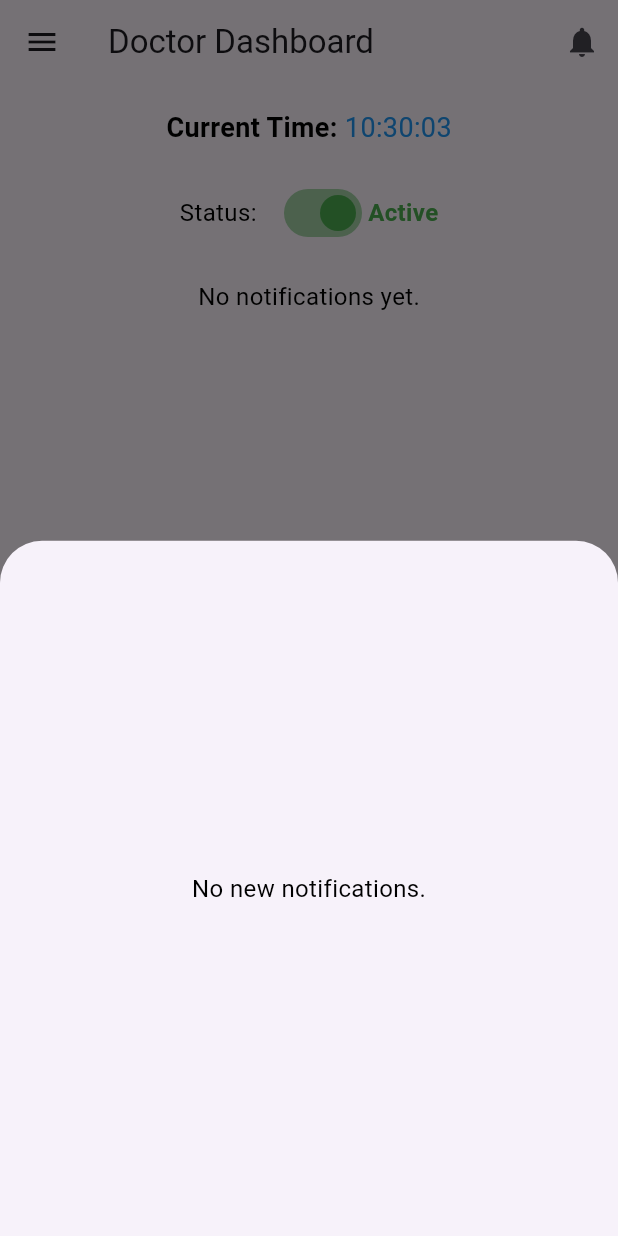
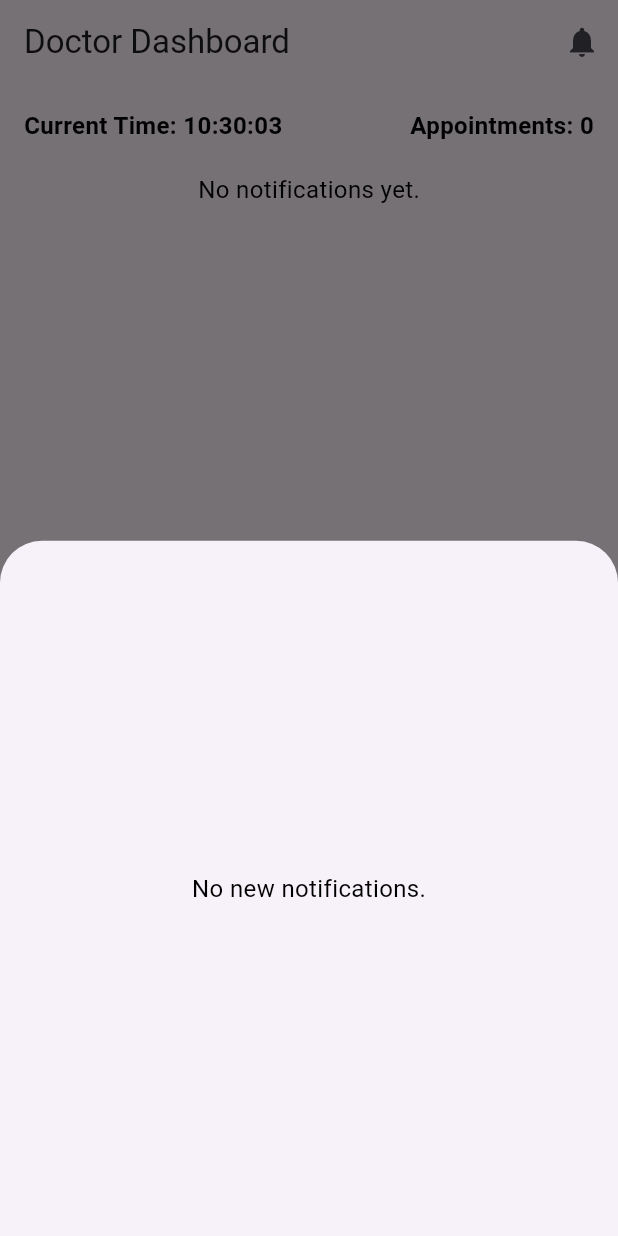
Before and after one commit to FusionFrameworks/CARELINK, a Flutter app: the Dashboard screen opened directly, after a tap on the "notifications" icon, on a phone screen of 412 x 824 dp. Run offline on Flutter 3.47's test engine with Material 3 defaults, Android fonts, the phone set to English and light mode, and no system bars; our stand-ins replace file_picker, shared_preferences; accounts and stored records are empty; network calls fail.

Commit message:
countingadded

```diff
--- a/LOGIN_FLUTTER/flutter_auth_app/lib/dashboard.dart
+++ b/LOGIN_FLUTTER/flutter_auth_app/lib/dashboard.dart
@@ -293,14 +293,256 @@
 //   }
 // }
 
+
+// import 'package:flutter/material.dart';
+// import 'dart:convert';
+// import 'package:http/http.dart' as http;
+// import 'package:intl/intl.dart'; // For formatting time
+// import 'package:web_socket_channel/web_socket_channel.dart';
+// import 'dart:async'; // Import Timer for periodic updates
+// import 'doctor_profile_page.dart'; // Import your profile page here
+// import 'login_page.dart'; // Import your login page here
+
+// class Dashboard extends StatefulWidget {
+//   @override
+//   _DashboardState createState() => _DashboardState();
+// }
+
+// class _DashboardState extends State<Dashboard> {
+//   String _formattedTime = ''; // Holds the current time
+//   bool _isActive = true; // Toggle button state
+//   List<dynamic> _notifications = []; // Holds notifications data
+//   late WebSocketChannel _channel; // WebSocket channel
+
+//   @override
+//   void initState() {
+//     super.initState();
+//     _updateTime(); // Initialize time updating
+//     _connectWebSocket(); // Connect to WebSocket for real-time updates
+
+//     // Set up a Timer to update the time every second
+//     Timer.periodic(Duration(seconds: 1), (timer) {
+//       _updateTime(); // Update the time every second
+//     });
+//   }
+
+//   // Method to update the current time
+//   void _updateTime() {
+//     final String formattedTime = DateFormat('HH:mm:ss').format(DateTime.now());
+//     setState(() {
+//       _formattedTime = formattedTime; // Update the time
+//     });
+//   }
+
+//   // WebSocket connection function
+//   void _connectWebSocket() {
+//     _channel = WebSocketChannel.connect(
+//       Uri.parse('ws://192.168.173.155:5000'), // Replace with your WebSocket server URL
+//     );
+
+//     _channel.stream.listen(
+//       (data) {
+//         // Parse JSON data received from the server
+//         final payment = jsonDecode(data);
+//         setState(() {
+//           _notifications.add({
+//             'name': 'Payment Update',
+//             'patientId': payment['patientId'],
+//             'message':
+//                 "Payment ID: ${payment['paymentId']}\nName: ${payment['name']}\nAmount: ${payment['amount']}\nStatus: ${payment['status']}\nCreated At: ${payment['createdAt']}",
+//           });
+//         });
+//       },
+//       onError: (error) {
+//         print("WebSocket error: $error");
+//       },
+//       onDone: () {
+//         print("WebSocket connection closed.");
+//       },
+//     );
+//   }
+
+//   @override
+//   void dispose() {
+//     _channel.sink.close(); // Close WebSocket connection
+//     super.dispose();
+//   }
+
+//   @override
+//   Widget build(BuildContext context) {
+//     return Scaffold(
+//       appBar: AppBar(
+//         title: const Text('Doctor Dashboard'),
+//         leading: Builder(
+//           builder: (BuildContext context) {
+//             return IconButton(
+//               icon: const Icon(Icons.menu), // 3-bar menu icon
+//               onPressed: () {
+//                 Scaffold.of(context).openDrawer(); // Open the drawer
+//               },
+//             );
+//           },
+//         ),
+//         actions: [
+//           IconButton(
+//             icon: const Icon(Icons.notifications),
+//             onPressed: () {
+//               // Open modal bottom sheet when icon is clicked
+//               showModalBottomSheet(
+//                 context: context,
+//                 builder: (BuildContext context) {
+//                   return _notifications.isNotEmpty
+//                       ? ListView.builder(
+//                           itemCount: _notifications.length,
+//                           itemBuilder: (context, index) {
+//                             final notification = _notifications[index];
+//                             return ListTile(
+//                               leading: const Icon(Icons.person),
+//                               title: Text(notification['name']),
+//                               subtitle: Text(notification['message']),
+//                             );
+//                           },
+//                         )
+//                       : const Center(child: Text('No new notifications.'));
+//                 },
+//               );
+//             },
+//           ),
+//         ],
+//       ),
+//       drawer: Drawer(
+//         child: ListView(
+//           padding: EdgeInsets.zero,
+//           children: <Widget>[
+//             DrawerHeader(
+//               decoration: const BoxDecoration(
+//                 color: Colors.blue,
+//               ),
+//               child: const Text(
+//                 'Menu',
+//                 style: TextStyle(
+//                   color: Colors.white,
+//                   fontSize: 24,
+//                 ),
+//               ),
+//             ),
+//             ListTile(
+//               leading: const Icon(Icons.dashboard),
+//               title: const Text('Dashboard'),
+//               onTap: () {
+//                 Navigator.pop(context); // Close drawer
+//               },
+//             ),
+//             ListTile(
+//               leading: const Icon(Icons.person),
+//               title: const Text('Profile'),
+//               onTap: () {
+//                 Navigator.push(
+//                   context,
+//                   MaterialPageRoute(builder: (context) => DoctorProfile()),
+//                 );
+//               },
+//             ),
+//             ListTile(
+//               leading: const Icon(Icons.logout),
+//               title: const Text('Logout'),
+//               onTap: () {
+//                 Navigator.pushReplacement(
+//                   context,
+//                   MaterialPageRoute(builder: (context) => LoginPage()),
+//                 );
+//               },
+//             ),
+//           ],
+//         ),
+//       ),
+//       body: Padding(
+//         padding: const EdgeInsets.all(16.0),
+//         child: Column(
+//           crossAxisAlignment: CrossAxisAlignment.stretch,
+//           children: [
+//             // Real-time Clock
+//             Row(
+//               mainAxisAlignment: MainAxisAlignment.center,
+//               children: [
+//                 const Text(
+//                   'Current Time: ',
+//                   style: TextStyle(fontSize: 18, fontWeight: FontWeight.bold),
+//                 ),
+//                 Text(
+//                   _formattedTime,
+//                   style: const TextStyle(fontSize: 18, color: Colors.blue),
+//                 ),
+//               ],
+//             ),
+//             const SizedBox(height: 20.0),
+//             // Active/Inactive Toggle Button
+//             Row(
+//               mainAxisAlignment: MainAxisAlignment.center,
+//               children: [
+//                 const Text(
+//                   'Status: ',
+//                   style: TextStyle(fontSize: 16),
+//                 ),
+//                 const SizedBox(width: 10),
+//                 Switch(
+//                   value: _isActive,
+//                   activeColor: Colors.green,
+//                   inactiveThumbColor: Colors.red,
+//                   inactiveTrackColor: Colors.redAccent[100],
+//                   onChanged: (value) {
+//                     setState(() {
+//                       _isActive = value;
+//                     });
+//                   },
+//                 ),
+//                 Text(
+//                   _isActive ? 'Active' : 'Inactive',
+//                   style: TextStyle(
+//                     fontSize: 16,
+//                     color: _isActive ? Colors.green : Colors.red,
+//                     fontWeight: FontWeight.bold,
+//                   ),
+//                 ),
+//               ],
+//             ),
+//             const SizedBox(height: 20.0),
+//             // Notifications List
+//             if (_notifications.isNotEmpty)
+//               Expanded(
+//                 child: ListView.builder(
+//                   itemCount: _notifications.length,
+//                   itemBuilder: (context, index) {
+//                     final notification = _notifications[index];
+//                     return ListTile(
+//                       leading: const Icon(Icons.person),
+//                       title: Text(notification['name']),
+//                       subtitle: Text(notification['message']),
+//                     );
+//                   },
+//                 ),
+//               )
+//             else
+//               const Center(child: Text('No notifications yet.')),
+//           ],
+//         ),
+//       ),
+//     );
+//   }
+// }
+
+
+
+
+
+// working code but need to add above features
+
+
 import 'package:flutter/material.dart';
 import 'dart:convert';
-import 'package:http/http.dart' as http;
-import 'package:intl/intl.dart'; // For formatting time
+import 'package:intl/intl.dart';
 import 'package:web_socket_channel/web_socket_channel.dart';
-import 'dart:async'; // Import Timer for periodic updates
-import 'doctor_profile_page.dart'; // Import your profile page here
-import 'login_page.dart'; // Import your login page here
+import 'dart:async';
 
 class Dashboard extends StatefulWidget {
   @override
@@ -308,49 +550,50 @@ class Dashboard extends StatefulWidget {
 }
 
 class _DashboardState extends State<Dashboard> {
-  String _formattedTime = ''; // Holds the current time
-  bool _isActive = true; // Toggle button state
-  List<dynamic> _notifications = []; // Holds notifications data
-  late WebSocketChannel _channel; // WebSocket channel
+  String _formattedTime = '';
+  bool _isActive = true;
+  List<dynamic> _notifications = [];
+  int _appointmentCount = 0; // Holds appointment count
+  late WebSocketChannel _channel;
 
   @override
   void initState() {
     super.initState();
-    _updateTime(); // Initialize time updating
-    _connectWebSocket(); // Connect to WebSocket for real-time updates
+    _updateTime();
+    _connectWebSocket();
 
-    // Set up a Timer to update the time every second
     Timer.periodic(Duration(seconds: 1), (timer) {
-      _updateTime(); // Update the time every second
+      _updateTime();
     });
   }
 
-  // Method to update the current time
   void _updateTime() {
     final String formattedTime = DateFormat('HH:mm:ss').format(DateTime.now());
     setState(() {
-      _formattedTime = formattedTime; // Update the time
+      _formattedTime = formattedTime;
     });
   }
 
-  // WebSocket connection function
   void _connectWebSocket() {
     _channel = WebSocketChannel.connect(
-      Uri.parse('ws://192.168.146.155:5000'), // Replace with your WebSocket server URL
+      Uri.parse('ws://192.168.173.155:5000'),
     );
 
     _channel.stream.listen(
       (data) {
-        // Parse JSON data received from the server
-        final payment = jsonDecode(data);
-        setState(() {
-          _notifications.add({
-            'name': 'Payment Update',
-            'patientId': payment['patientId'],
-            'message':
-                "Payment ID: ${payment['paymentId']}\nName: ${payment['name']}\nAmount: ${payment['amount']}\nStatus: ${payment['status']}\nCreated At: ${payment['createdAt']}",
-          });
-        });
+        final message = jsonDecode(data);
+
+        switch (message['type']) {
+          case 'latestPayment':
+            _handleLatestPayment(message);
+            break;
+          case 'appointmentCount':
+            _handleAppointmentCount(message);
+            break;
+          case 'patientsWithPayments':
+            _handlePatientsWithPayments(message);
+            break;
+        }
       },
       onError: (error) {
         print("WebSocket error: $error");
@@ -361,9 +604,36 @@ class _DashboardState extends State<Dashboard> {
     );
   }
 
+  void _handleLatestPayment(dynamic message) {
+    setState(() {
+      _notifications.add({
+        'name': 'Payment Update',
+        'patientId': message['patientId'],
+        'message': "Payment ID: ${message['paymentId']}\n"
+            "Status: ${message['status']}\n"
+            "Created At: ${message['createdAt']}",
+      });
+    });
+  }
+
+  void _handleAppointmentCount(dynamic message) {
+    setState(() {
+      _appointmentCount = message['count'];
+    });
+  }
+
+  void _handlePatientsWithPayments(dynamic message) {
+    setState(() {
+      _notifications.add({
+        'name': 'Patients Update',
+        'message': 'Updated patient list received.',
+      });
+    });
+  }
+
   @override
   void dispose() {
-    _channel.sink.close(); // Close WebSocket connection
+    _channel.sink.close();
     super.dispose();
   }
 
@@ -371,22 +641,11 @@ class _DashboardState extends State<Dashboard> {
   Widget build(BuildContext context) {
     return Scaffold(
       appBar: AppBar(
-        title: const Text('Doctor Dashboard'),
-        leading: Builder(
-          builder: (BuildContext context) {
-            return IconButton(
-              icon: const Icon(Icons.menu), // 3-bar menu icon
-              onPressed: () {
-                Scaffold.of(context).openDrawer(); // Open the drawer
-              },
-            );
-          },
-        ),
+        title: Text('Doctor Dashboard'),
         actions: [
           IconButton(
-            icon: const Icon(Icons.notifications),
+            icon: Icon(Icons.notifications),
             onPressed: () {
-              // Open modal bottom sheet when icon is clicked
               showModalBottomSheet(
                 context: context,
                 builder: (BuildContext context) {
@@ -396,117 +655,37 @@ class _DashboardState extends State<Dashboard> {
                           itemBuilder: (context, index) {
                             final notification = _notifications[index];
                             return ListTile(
-                              leading: const Icon(Icons.person),
+                              leading: Icon(Icons.info),
                               title: Text(notification['name']),
                               subtitle: Text(notification['message']),
                             );
                           },
                         )
-                      : const Center(child: Text('No new notifications.'));
+                      : Center(child: Text('No new notifications.'));
                 },
               );
             },
           ),
         ],
       ),
-      drawer: Drawer(
-        child: ListView(
-          padding: EdgeInsets.zero,
-          children: <Widget>[
-            DrawerHeader(
-              decoration: const BoxDecoration(
-                color: Colors.blue,
-              ),
-              child: const Text(
-                'Menu',
-                style: TextStyle(
-                  color: Colors.white,
-                  fontSize: 24,
-                ),
-              ),
-            ),
-            ListTile(
-              leading: const Icon(Icons.dashboard),
-              title: const Text('Dashboard'),
-              onTap: () {
-                Navigator.pop(context); // Close drawer
-              },
-            ),
-            ListTile(
-              leading: const Icon(Icons.person),
-              title: const Text('Profile'),
-              onTap: () {
-                Navigator.push(
-                  context,
-                  MaterialPageRoute(builder: (context) => DoctorProfile()),
-                );
-              },
-            ),
-            ListTile(
-              leading: const Icon(Icons.logout),
-              title: const Text('Logout'),
-              onTap: () {
-                Navigator.pushReplacement(
-                  context,
-                  MaterialPageRoute(builder: (context) => LoginPage()),
-                );
-              },
-            ),
-          ],
-        ),
-      ),
       body: Padding(
         padding: const EdgeInsets.all(16.0),
         child: Column(
-          crossAxisAlignment: CrossAxisAlignment.stretch,
           children: [
-            // Real-time Clock
             Row(
-              mainAxisAlignment: MainAxisAlignment.center,
+              mainAxisAlignment: MainAxisAlignment.spaceBetween,
               children: [
-                const Text(
-                  'Current Time: ',
-                  style: TextStyle(fontSize: 18, fontWeight: FontWeight.bold),
+                Text(
+                  'Current Time: $_formattedTime',
+                  style: TextStyle(fontSize: 16, fontWeight: FontWeight.bold),
                 ),
                 Text(
-                  _formattedTime,
-                  style: const TextStyle(fontSize: 18, color: Colors.blue),
+                  'Appointments: $_appointmentCount',
+                  style: TextStyle(fontSize: 16, fontWeight: FontWeight.bold),
                 ),
               ],
             ),
-            const SizedBox(height: 20.0),
-            // Active/Inactive Toggle Button
-            Row(
-              mainAxisAlignment: MainAxisAlignment.center,
-              children: [
-                const Text(
-                  'Status: ',
-                  style: TextStyle(fontSize: 16),
-                ),
-                const SizedBox(width: 10),
-                Switch(
-                  value: _isActive,
-                  activeColor: Colors.green,
-                  inactiveThumbColor: Colors.red,
-                  inactiveTrackColor: Colors.redAccent[100],
-                  onChanged: (value) {
-                    setState(() {
-                      _isActive = value;
-                    });
-                  },
-                ),
-                Text(
-                  _isActive ? 'Active' : 'Inactive',
-                  style: TextStyle(
-                    fontSize: 16,
-                    color: _isActive ? Colors.green : Colors.red,
-                    fontWeight: FontWeight.bold,
-                  ),
-                ),
-              ],
-            ),
-            const SizedBox(height: 20.0),
-            // Notifications List
+            SizedBox(height: 20),
             if (_notifications.isNotEmpty)
               Expanded(
                 child: ListView.builder(
@@ -514,7 +693,6 @@ class _DashboardState extends State<Dashboard> {
                   itemBuilder: (context, index) {
                     final notification = _notifications[index];
                     return ListTile(
-                      leading: const Icon(Icons.person),
                       title: Text(notification['name']),
                       subtitle: Text(notification['message']),
                     );
@@ -522,7 +700,7 @@ class _DashboardState extends State<Dashboard> {
                 ),
               )
             else
-              const Center(child: Text('No notifications yet.')),
+              Center(child: Text('No notifications yet.')),
           ],
         ),
       ),
```
